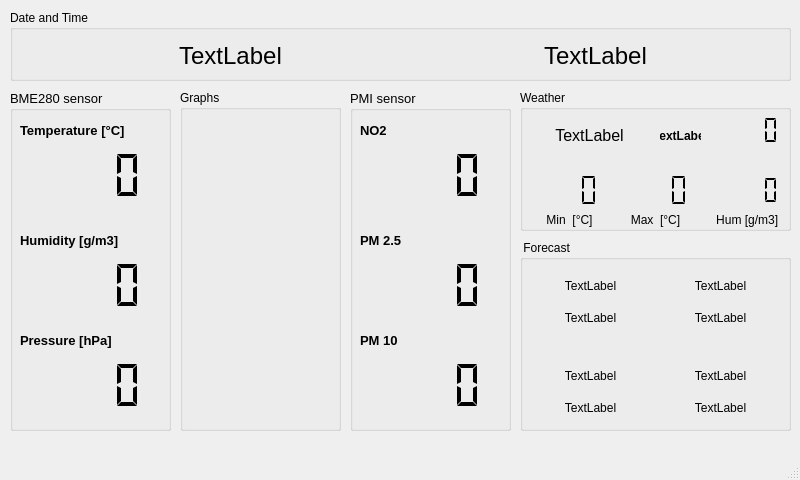
This is main.ui in gdubrg/Home-Station-with-raspberry as Qt 5 draws it before an edit. The edited form follows.
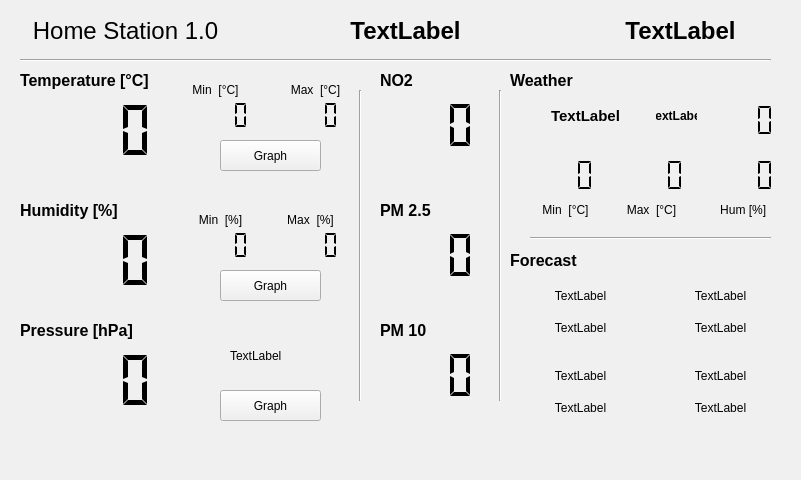
This is the edited form. Custom widgets are drawn as their Qt base class.

What changed in the file:
```diff
--- a/main.ui
+++ b/main.ui
@@ -6,40 +6,201 @@
    <rect>
     <x>0</x>
     <y>0</y>
-    <width>800</width>
+    <width>801</width>
     <height>480</height>
    </rect>
   </property>
   <property name="windowTitle">
    <string>MainWindow</string>
   </property>
+  <property name="styleSheet">
+   <string notr="true">background-color: rgb(240, 240, 240);</string>
+  </property>
   <widget class="QWidget" name="centralwidget">
-   <widget class="QGroupBox" name="groupBox">
+   <widget class="QLabel" name="label_10">
     <property name="geometry">
      <rect>
-      <x>10</x>
-      <y>90</y>
-      <width>161</width>
-      <height>341</height>
+      <x>280</x>
+      <y>80</y>
+      <width>71</width>
+      <height>20</height>
      </rect>
     </property>
     <property name="font">
      <font>
-      <pointsize>10</pointsize>
-      <weight>50</weight>
-      <bold>false</bold>
+      <pointsize>9</pointsize>
      </font>
     </property>
-    <property name="title">
-     <string>BME280 sensor</string>
+    <property name="text">
+     <string>Max  [°C]</string>
     </property>
-    <widget class="QLCDNumber" name="lcd_t">
+    <property name="alignment">
+     <set>Qt::AlignCenter</set>
+    </property>
+   </widget>
+   <widget class="QLCDNumber" name="lcd_max_temp">
      <property name="geometry">
       <rect>
-       <x>10</x>
-       <y>60</y>
+      <x>280</x>
+      <y>100</y>
+      <width>61</width>
+      <height>31</height>
+     </rect>
+    </property>
+    <property name="lineWidth">
+     <number>0</number>
+    </property>
+    <property name="smallDecimalPoint">
+     <bool>false</bool>
+    </property>
+    <property name="digitCount">
+     <number>4</number>
+    </property>
+    <property name="segmentStyle">
+     <enum>QLCDNumber::Flat</enum>
+    </property>
+   </widget>
+   <widget class="QLabel" name="label_13">
+    <property name="geometry">
+     <rect>
+      <x>270</x>
+      <y>210</y>
+      <width>81</width>
+      <height>20</height>
+     </rect>
+    </property>
+    <property name="font">
+     <font>
+      <pointsize>9</pointsize>
+     </font>
+    </property>
+    <property name="text">
+     <string>Max  [%]</string>
+    </property>
+    <property name="alignment">
+     <set>Qt::AlignCenter</set>
+    </property>
+   </widget>
+   <widget class="QLCDNumber" name="lcd_max_humi">
+    <property name="geometry">
+     <rect>
+      <x>280</x>
+      <y>230</y>
+      <width>61</width>
+      <height>31</height>
+     </rect>
+    </property>
+    <property name="lineWidth">
+     <number>0</number>
+    </property>
+    <property name="smallDecimalPoint">
+     <bool>false</bool>
+    </property>
+    <property name="digitCount">
+     <number>4</number>
+    </property>
+    <property name="segmentStyle">
+     <enum>QLCDNumber::Flat</enum>
+    </property>
+   </widget>
+   <widget class="QLCDNumber" name="lcd_h">
+    <property name="geometry">
+     <rect>
+      <x>20</x>
+      <y>230</y>
        <width>141</width>
-       <height>51</height>
+      <height>61</height>
+     </rect>
+    </property>
+    <property name="lineWidth">
+     <number>0</number>
+    </property>
+    <property name="smallDecimalPoint">
+     <bool>false</bool>
+    </property>
+    <property name="digitCount">
+     <number>4</number>
+    </property>
+    <property name="segmentStyle">
+     <enum>QLCDNumber::Flat</enum>
+    </property>
+   </widget>
+   <widget class="QLabel" name="arrow_press">
+    <property name="geometry">
+     <rect>
+      <x>230</x>
+      <y>340</y>
+      <width>81</width>
+      <height>31</height>
+     </rect>
+    </property>
+    <property name="text">
+     <string>TextLabel</string>
+    </property>
+   </widget>
+   <widget class="QPushButton" name="graph_press_button">
+    <property name="geometry">
+     <rect>
+      <x>220</x>
+      <y>390</y>
+      <width>101</width>
+      <height>31</height>
+     </rect>
+    </property>
+    <property name="text">
+     <string>Graph</string>
+    </property>
+   </widget>
+   <widget class="QLCDNumber" name="lcd_min_temp">
+    <property name="geometry">
+     <rect>
+      <x>190</x>
+      <y>100</y>
+      <width>61</width>
+      <height>31</height>
+     </rect>
+    </property>
+    <property name="lineWidth">
+     <number>0</number>
+    </property>
+    <property name="smallDecimalPoint">
+     <bool>false</bool>
+    </property>
+    <property name="digitCount">
+     <number>4</number>
+    </property>
+    <property name="segmentStyle">
+     <enum>QLCDNumber::Flat</enum>
+    </property>
+   </widget>
+   <widget class="QLabel" name="label_12">
+    <property name="geometry">
+     <rect>
+      <x>180</x>
+      <y>210</y>
+      <width>81</width>
+      <height>20</height>
+     </rect>
+    </property>
+    <property name="font">
+     <font>
+      <pointsize>9</pointsize>
+     </font>
+    </property>
+    <property name="text">
+     <string>Min  [%]</string>
+    </property>
+    <property name="alignment">
+     <set>Qt::AlignCenter</set>
+    </property>
+   </widget>
+   <widget class="QLCDNumber" name="lcd_min_humi">
+    <property name="geometry">
+     <rect>
+      <x>190</x>
+      <y>230</y>
+      <width>61</width>
+      <height>31</height>
       </rect>
      </property>
      <property name="lineWidth">
@@ -58,10 +219,10 @@
     <widget class="QLCDNumber" name="lcd_p">
      <property name="geometry">
       <rect>
-       <x>10</x>
-       <y>270</y>
+      <x>20</x>
+      <y>350</y>
        <width>141</width>
-       <height>51</height>
+      <height>61</height>
       </rect>
      </property>
      <property name="lineWidth">
@@ -77,77 +238,73 @@
       <enum>QLCDNumber::Flat</enum>
      </property>
     </widget>
-    <widget class="QLabel" name="label_2">
+   <widget class="QPushButton" name="graph_temp_button">
      <property name="geometry">
       <rect>
-       <x>10</x>
-       <y>30</y>
-       <width>151</width>
-       <height>21</height>
-      </rect>
-     </property>
-     <property name="font">
-      <font>
-       <weight>75</weight>
-       <bold>true</bold>
-      </font>
-     </property>
+      <x>220</x>
+      <y>140</y>
+      <width>101</width>
+      <height>31</height>
+     </rect>
+    </property>
      <property name="text">
-      <string>Temperature [°C]</string>
+     <string>Graph</string>
+    </property>
+   </widget>
+   <widget class="QLCDNumber" name="lcd_t">
+    <property name="geometry">
+     <rect>
+      <x>20</x>
+      <y>100</y>
+      <width>141</width>
+      <height>61</height>
+     </rect>
+    </property>
+    <property name="lineWidth">
+     <number>0</number>
+    </property>
+    <property name="smallDecimalPoint">
+     <bool>false</bool>
+    </property>
+    <property name="digitCount">
+     <number>4</number>
+    </property>
+    <property name="segmentStyle">
+     <enum>QLCDNumber::Flat</enum>
      </property>
     </widget>
     <widget class="QLabel" name="label">
      <property name="geometry">
       <rect>
-       <x>10</x>
-       <y>140</y>
-       <width>151</width>
+      <x>20</x>
+      <y>200</y>
+      <width>161</width>
        <height>21</height>
       </rect>
      </property>
      <property name="font">
       <font>
+      <pointsize>12</pointsize>
        <weight>75</weight>
        <bold>true</bold>
       </font>
      </property>
      <property name="text">
-      <string>Humidity [g/m3]</string>
-     </property>
-    </widget>
-    <widget class="QLCDNumber" name="lcd_h">
-     <property name="geometry">
-      <rect>
-       <x>10</x>
-       <y>170</y>
-       <width>141</width>
-       <height>51</height>
-      </rect>
-     </property>
-     <property name="lineWidth">
-      <number>0</number>
-     </property>
-     <property name="smallDecimalPoint">
-      <bool>false</bool>
-     </property>
-     <property name="digitCount">
-      <number>4</number>
-     </property>
-     <property name="segmentStyle">
-      <enum>QLCDNumber::Flat</enum>
+     <string>Humidity [%]</string>
      </property>
     </widget>
     <widget class="QLabel" name="label_3">
      <property name="geometry">
       <rect>
-       <x>10</x>
-       <y>240</y>
-       <width>131</width>
+      <x>20</x>
+      <y>320</y>
+      <width>141</width>
        <height>21</height>
       </rect>
      </property>
      <property name="font">
       <font>
+      <pointsize>12</pointsize>
        <weight>75</weight>
        <bold>true</bold>
       </font>
@@ -156,155 +313,85 @@
       <string>Pressure [hPa]</string>
      </property>
     </widget>
-   </widget>
-   <widget class="QGroupBox" name="groupBox_2">
+   <widget class="QLabel" name="label_2">
     <property name="geometry">
      <rect>
-      <x>10</x>
-      <y>10</y>
-      <width>781</width>
-      <height>71</height>
-     </rect>
-    </property>
-    <property name="title">
-     <string>Date and Time</string>
-    </property>
-    <widget class="QLabel" name="data">
-     <property name="geometry">
-      <rect>
-       <x>40</x>
-       <y>20</y>
-       <width>361</width>
-       <height>51</height>
-      </rect>
-     </property>
-     <property name="font">
-      <font>
-       <pointsize>18</pointsize>
-      </font>
-     </property>
-     <property name="text">
-      <string>TextLabel</string>
-     </property>
-     <property name="alignment">
-      <set>Qt::AlignCenter</set>
-     </property>
-    </widget>
-    <widget class="QLabel" name="ora">
-     <property name="geometry">
-      <rect>
-       <x>410</x>
-       <y>20</y>
-       <width>351</width>
-       <height>51</height>
-      </rect>
-     </property>
-     <property name="font">
-      <font>
-       <pointsize>18</pointsize>
-      </font>
-     </property>
-     <property name="text">
-      <string>TextLabel</string>
-     </property>
-     <property name="alignment">
-      <set>Qt::AlignCenter</set>
-     </property>
-    </widget>
-   </widget>
-   <widget class="QGroupBox" name="groupBox_3">
-    <property name="geometry">
-     <rect>
-      <x>180</x>
-      <y>90</y>
+      <x>20</x>
+      <y>70</y>
       <width>161</width>
-      <height>341</height>
+      <height>21</height>
      </rect>
     </property>
-    <property name="title">
-     <string>Graphs</string>
+    <property name="font">
+     <font>
+      <pointsize>12</pointsize>
+      <weight>75</weight>
+      <bold>true</bold>
+     </font>
     </property>
-    <widget class="PlotWidget" name="temp_chart" native="true">
-     <property name="geometry">
-      <rect>
-       <x>10</x>
-       <y>40</y>
-       <width>141</width>
-       <height>81</height>
-      </rect>
-     </property>
-    </widget>
-    <widget class="PlotWidget" name="humi_chart" native="true">
+    <property name="text">
+     <string>Temperature [°C]</string>
+    </property>
+   </widget>
+   <widget class="QLabel" name="label_11">
      <property name="geometry">
       <rect>
-       <x>10</x>
-       <y>140</y>
-       <width>141</width>
-       <height>81</height>
-      </rect>
-     </property>
-    </widget>
-    <widget class="PlotWidget" name="pres_chart" native="true">
+      <x>180</x>
+      <y>80</y>
+      <width>71</width>
+      <height>20</height>
+     </rect>
+    </property>
+    <property name="font">
+     <font>
+      <pointsize>9</pointsize>
+     </font>
+    </property>
+    <property name="text">
+     <string>Min  [°C]</string>
+    </property>
+    <property name="alignment">
+     <set>Qt::AlignCenter</set>
+    </property>
+   </widget>
+   <widget class="QPushButton" name="graph_humi_button">
      <property name="geometry">
       <rect>
-       <x>10</x>
-       <y>240</y>
-       <width>141</width>
-       <height>81</height>
-      </rect>
-     </property>
-    </widget>
-   </widget>
-   <widget class="QGroupBox" name="groupBox_4">
+      <x>220</x>
+      <y>270</y>
+      <width>101</width>
+      <height>31</height>
+     </rect>
+    </property>
+    <property name="text">
+     <string>Graph</string>
+    </property>
+   </widget>
+   <widget class="Line" name="line">
     <property name="geometry">
      <rect>
       <x>350</x>
       <y>90</y>
-      <width>161</width>
-      <height>341</height>
+      <width>20</width>
+      <height>311</height>
      </rect>
     </property>
-    <property name="font">
-     <font>
-      <pointsize>10</pointsize>
-      <weight>50</weight>
-      <bold>false</bold>
-     </font>
+    <property name="orientation">
+     <enum>Qt::Vertical</enum>
     </property>
-    <property name="title">
-     <string>PMI sensor</string>
-    </property>
+   </widget>
     <widget class="QLCDNumber" name="lcd_pm1">
      <property name="geometry">
       <rect>
-       <x>10</x>
-       <y>60</y>
-       <width>141</width>
+      <x>390</x>
+      <y>100</y>
+      <width>91</width>
        <height>51</height>
       </rect>
      </property>
-     <property name="lineWidth">
-      <number>0</number>
-     </property>
-     <property name="smallDecimalPoint">
-      <bool>false</bool>
-     </property>
-     <property name="digitCount">
-      <number>4</number>
-     </property>
-     <property name="segmentStyle">
-      <enum>QLCDNumber::Flat</enum>
-     </property>
-    </widget>
-    <widget class="QLCDNumber" name="lcd_pm10">
-     <property name="geometry">
-      <rect>
-       <x>10</x>
-       <y>270</y>
-       <width>141</width>
-       <height>51</height>
-      </rect>
-     </property>
+    <property name="styleSheet">
+     <string notr="true"/>
+    </property>
      <property name="lineWidth">
       <number>0</number>
      </property>
@@ -312,42 +399,24 @@
       <bool>false</bool>
      </property>
      <property name="digitCount">
-      <number>4</number>
+     <number>3</number>
      </property>
      <property name="segmentStyle">
       <enum>QLCDNumber::Flat</enum>
      </property>
     </widget>
-    <widget class="QLabel" name="label_4">
-     <property name="geometry">
-      <rect>
-       <x>10</x>
-       <y>30</y>
-       <width>101</width>
-       <height>21</height>
-      </rect>
-     </property>
-     <property name="font">
-      <font>
-       <weight>75</weight>
-       <bold>true</bold>
-      </font>
-     </property>
-     <property name="text">
-      <string>NO2</string>
-     </property>
-    </widget>
     <widget class="QLabel" name="label_5">
      <property name="geometry">
       <rect>
-       <x>10</x>
-       <y>140</y>
+      <x>380</x>
+      <y>200</y>
        <width>91</width>
        <height>21</height>
       </rect>
      </property>
      <property name="font">
       <font>
+      <pointsize>12</pointsize>
        <weight>75</weight>
        <bold>true</bold>
       </font>
@@ -359,9 +428,9 @@
     <widget class="QLCDNumber" name="lcd_pm25">
      <property name="geometry">
       <rect>
-       <x>10</x>
-       <y>170</y>
-       <width>141</width>
+      <x>390</x>
+      <y>230</y>
+      <width>91</width>
        <height>51</height>
       </rect>
      </property>
@@ -372,23 +441,66 @@
       <bool>false</bool>
      </property>
      <property name="digitCount">
-      <number>4</number>
+     <number>3</number>
      </property>
      <property name="segmentStyle">
       <enum>QLCDNumber::Flat</enum>
      </property>
     </widget>
+   <widget class="QLCDNumber" name="lcd_pm10">
+    <property name="geometry">
+     <rect>
+      <x>390</x>
+      <y>350</y>
+      <width>91</width>
+      <height>51</height>
+     </rect>
+    </property>
+    <property name="lineWidth">
+     <number>0</number>
+    </property>
+    <property name="smallDecimalPoint">
+     <bool>false</bool>
+    </property>
+    <property name="digitCount">
+     <number>3</number>
+    </property>
+    <property name="segmentStyle">
+     <enum>QLCDNumber::Flat</enum>
+    </property>
+   </widget>
+   <widget class="QLabel" name="label_4">
+    <property name="geometry">
+     <rect>
+      <x>380</x>
+      <y>70</y>
+      <width>101</width>
+      <height>21</height>
+     </rect>
+    </property>
+    <property name="font">
+     <font>
+      <pointsize>12</pointsize>
+      <weight>75</weight>
+      <bold>true</bold>
+     </font>
+    </property>
+    <property name="text">
+     <string>NO2</string>
+    </property>
+   </widget>
     <widget class="QLabel" name="label_6">
      <property name="geometry">
       <rect>
-       <x>10</x>
-       <y>240</y>
+      <x>380</x>
+      <y>320</y>
        <width>91</width>
        <height>21</height>
       </rect>
      </property>
      <property name="font">
       <font>
+      <pointsize>12</pointsize>
        <weight>75</weight>
        <bold>true</bold>
       </font>
@@ -397,35 +509,79 @@
       <string>PM 10</string>
      </property>
     </widget>
-   </widget>
-   <widget class="QGroupBox" name="groupBox_5">
+   <widget class="Line" name="line_2">
     <property name="geometry">
      <rect>
-      <x>520</x>
+      <x>490</x>
       <y>90</y>
-      <width>271</width>
-      <height>141</height>
+      <width>20</width>
+      <height>311</height>
      </rect>
     </property>
-    <property name="title">
-     <string>Weather</string>
+    <property name="orientation">
+     <enum>Qt::Vertical</enum>
     </property>
-    <widget class="QLabel" name="label_city">
+   </widget>
+   <widget class="QLCDNumber" name="lcd_w_max">
      <property name="geometry">
       <rect>
-       <x>14</x>
-       <y>25</y>
-       <width>111</width>
+      <x>616</x>
+      <y>150</y>
+      <width>71</width>
+      <height>51</height>
+     </rect>
+    </property>
+    <property name="lineWidth">
+     <number>0</number>
+    </property>
+    <property name="smallDecimalPoint">
+     <bool>false</bool>
+    </property>
+    <property name="digitCount">
+     <number>4</number>
+    </property>
+    <property name="segmentStyle">
+     <enum>QLCDNumber::Flat</enum>
+    </property>
+   </widget>
+   <widget class="QLCDNumber" name="lcd_w_tem">
+    <property name="geometry">
+     <rect>
+      <x>706</x>
+      <y>100</y>
+      <width>71</width>
        <height>41</height>
       </rect>
      </property>
+    <property name="lineWidth">
+     <number>0</number>
+    </property>
+    <property name="smallDecimalPoint">
+     <bool>false</bool>
+    </property>
+    <property name="digitCount">
+     <number>4</number>
+    </property>
+    <property name="segmentStyle">
+     <enum>QLCDNumber::Flat</enum>
+    </property>
+   </widget>
+   <widget class="QLabel" name="label_9">
+    <property name="geometry">
+     <rect>
+      <x>706</x>
+      <y>200</y>
+      <width>71</width>
+      <height>20</height>
+     </rect>
+    </property>
      <property name="font">
       <font>
-       <pointsize>12</pointsize>
+      <pointsize>9</pointsize>
       </font>
      </property>
      <property name="text">
-      <string>TextLabel</string>
+     <string> Hum [%]</string>
      </property>
      <property name="alignment">
       <set>Qt::AlignCenter</set>
@@ -434,10 +590,10 @@
     <widget class="QLCDNumber" name="lcd_w_min">
      <property name="geometry">
       <rect>
-       <x>10</x>
-       <y>80</y>
+      <x>526</x>
+      <y>150</y>
        <width>71</width>
-       <height>41</height>
+      <height>51</height>
       </rect>
      </property>
      <property name="lineWidth">
@@ -456,35 +612,13 @@
       <enum>QLCDNumber::Flat</enum>
      </property>
     </widget>
-    <widget class="QLCDNumber" name="lcd_w_max">
-     <property name="geometry">
-      <rect>
-       <x>100</x>
-       <y>80</y>
-       <width>71</width>
-       <height>41</height>
-      </rect>
-     </property>
-     <property name="lineWidth">
-      <number>0</number>
-     </property>
-     <property name="smallDecimalPoint">
-      <bool>false</bool>
-     </property>
-     <property name="digitCount">
-      <number>4</number>
-     </property>
-     <property name="segmentStyle">
-      <enum>QLCDNumber::Flat</enum>
-     </property>
-    </widget>
     <widget class="QLCDNumber" name="lcd_w_hum">
      <property name="geometry">
       <rect>
-       <x>200</x>
-       <y>80</y>
-       <width>61</width>
-       <height>41</height>
+      <x>706</x>
+      <y>150</y>
+      <width>71</width>
+      <height>51</height>
       </rect>
      </property>
      <property name="lineWidth">
@@ -500,31 +634,20 @@
       <enum>QLCDNumber::Flat</enum>
      </property>
     </widget>
-    <widget class="QLabel" name="label_7">
-     <property name="geometry">
-      <rect>
-       <x>14</x>
-       <y>120</y>
-       <width>71</width>
-       <height>20</height>
-      </rect>
-     </property>
-     <property name="text">
-      <string>Min  [°C]</string>
-     </property>
-     <property name="alignment">
-      <set>Qt::AlignCenter</set>
-     </property>
-    </widget>
     <widget class="QLabel" name="label_8">
      <property name="geometry">
       <rect>
-       <x>100</x>
-       <y>120</y>
+      <x>616</x>
+      <y>200</y>
        <width>71</width>
        <height>20</height>
       </rect>
      </property>
+    <property name="font">
+     <font>
+      <pointsize>9</pointsize>
+     </font>
+    </property>
      <property name="text">
       <string>Max  [°C]</string>
      </property>
@@ -532,49 +655,34 @@
       <set>Qt::AlignCenter</set>
      </property>
     </widget>
-    <widget class="QLabel" name="label_9">
+   <widget class="QLabel" name="label_city">
      <property name="geometry">
       <rect>
-       <x>190</x>
-       <y>120</y>
-       <width>71</width>
-       <height>20</height>
-      </rect>
-     </property>
-     <property name="text">
-      <string> Hum [g/m3]</string>
-     </property>
-     <property name="alignment">
-      <set>Qt::AlignCenter</set>
-     </property>
-    </widget>
-    <widget class="QLCDNumber" name="lcd_w_tem">
-     <property name="geometry">
-      <rect>
-       <x>200</x>
-       <y>20</y>
-       <width>61</width>
+      <x>530</x>
+      <y>95</y>
+      <width>111</width>
        <height>41</height>
       </rect>
      </property>
-     <property name="lineWidth">
-      <number>0</number>
-     </property>
-     <property name="smallDecimalPoint">
-      <bool>false</bool>
-     </property>
-     <property name="digitCount">
-      <number>4</number>
-     </property>
-     <property name="segmentStyle">
-      <enum>QLCDNumber::Flat</enum>
+    <property name="font">
+     <font>
+      <pointsize>11</pointsize>
+      <weight>75</weight>
+      <bold>true</bold>
+     </font>
+    </property>
+    <property name="text">
+     <string>TextLabel</string>
+    </property>
+    <property name="alignment">
+     <set>Qt::AlignCenter</set>
      </property>
     </widget>
     <widget class="QLabel" name="label_cur_weather">
      <property name="geometry">
       <rect>
-       <x>140</x>
-       <y>30</y>
+      <x>656</x>
+      <y>100</y>
        <width>41</width>
        <height>31</height>
       </rect>
@@ -592,24 +700,64 @@
       <set>Qt::AlignCenter</set>
      </property>
     </widget>
+   <widget class="QLabel" name="label_7">
+    <property name="geometry">
+     <rect>
+      <x>530</x>
+      <y>200</y>
+      <width>71</width>
+      <height>20</height>
+     </rect>
+    </property>
+    <property name="font">
+     <font>
+      <pointsize>9</pointsize>
+     </font>
+    </property>
+    <property name="text">
+     <string>Min  [°C]</string>
+    </property>
+    <property name="alignment">
+     <set>Qt::AlignCenter</set>
+    </property>
    </widget>
-   <widget class="QGroupBox" name="groupBox_6">
+   <widget class="QLabel" name="label_day_forecast_4">
     <property name="geometry">
      <rect>
-      <x>520</x>
-      <y>240</y>
-      <width>271</width>
-      <height>191</height>
+      <x>670</x>
+      <y>400</y>
+      <width>101</width>
+      <height>16</height>
      </rect>
     </property>
-    <property name="title">
-     <string> Forecast</string>
+    <property name="text">
+     <string>TextLabel</string>
     </property>
+    <property name="alignment">
+     <set>Qt::AlignCenter</set>
+    </property>
+   </widget>
+   <widget class="QLabel" name="forecast_3">
+    <property name="geometry">
+     <rect>
+      <x>530</x>
+      <y>360</y>
+      <width>101</width>
+      <height>31</height>
+     </rect>
+    </property>
+    <property name="text">
+     <string>TextLabel</string>
+    </property>
+    <property name="alignment">
+     <set>Qt::AlignCenter</set>
+    </property>
+   </widget>
     <widget class="QLabel" name="forecast_1">
      <property name="geometry">
       <rect>
-       <x>20</x>
-       <y>30</y>
+      <x>530</x>
+      <y>280</y>
        <width>101</width>
        <height>31</height>
       </rect>
@@ -624,8 +772,8 @@
     <widget class="QLabel" name="forecast_2">
      <property name="geometry">
       <rect>
-       <x>150</x>
-       <y>30</y>
+      <x>670</x>
+      <y>280</y>
        <width>101</width>
        <height>31</height>
       </rect>
@@ -637,13 +785,13 @@
       <set>Qt::AlignCenter</set>
      </property>
     </widget>
-    <widget class="QLabel" name="forecast_3">
+   <widget class="QLabel" name="label_day_forecast_2">
      <property name="geometry">
       <rect>
-       <x>20</x>
-       <y>120</y>
+      <x>670</x>
+      <y>320</y>
        <width>101</width>
-       <height>31</height>
+      <height>16</height>
       </rect>
      </property>
      <property name="text">
@@ -656,8 +804,8 @@
     <widget class="QLabel" name="forecast_4">
      <property name="geometry">
       <rect>
-       <x>150</x>
-       <y>120</y>
+      <x>670</x>
+      <y>360</y>
        <width>101</width>
        <height>31</height>
       </rect>
@@ -672,24 +820,8 @@
     <widget class="QLabel" name="label_day_forecast_1">
      <property name="geometry">
       <rect>
-       <x>20</x>
-       <y>70</y>
-       <width>101</width>
-       <height>16</height>
-      </rect>
-     </property>
-     <property name="text">
-      <string>TextLabel</string>
-     </property>
-     <property name="alignment">
-      <set>Qt::AlignCenter</set>
-     </property>
-    </widget>
-    <widget class="QLabel" name="label_day_forecast_2">
-     <property name="geometry">
-      <rect>
-       <x>150</x>
-       <y>70</y>
+      <x>530</x>
+      <y>320</y>
        <width>101</width>
        <height>16</height>
       </rect>
@@ -704,8 +836,8 @@
     <widget class="QLabel" name="label_day_forecast_3">
      <property name="geometry">
       <rect>
-       <x>20</x>
-       <y>160</y>
+      <x>530</x>
+      <y>400</y>
        <width>101</width>
        <height>16</height>
       </rect>
@@ -717,15 +849,35 @@
       <set>Qt::AlignCenter</set>
      </property>
     </widget>
-    <widget class="QLabel" name="label_day_forecast_4">
+   <widget class="Line" name="line_3">
      <property name="geometry">
       <rect>
-       <x>150</x>
-       <y>160</y>
-       <width>101</width>
+      <x>530</x>
+      <y>230</y>
+      <width>241</width>
        <height>16</height>
       </rect>
      </property>
+    <property name="orientation">
+     <enum>Qt::Horizontal</enum>
+    </property>
+   </widget>
+   <widget class="QLabel" name="ora">
+    <property name="geometry">
+     <rect>
+      <x>580</x>
+      <y>10</y>
+      <width>201</width>
+      <height>41</height>
+     </rect>
+    </property>
+    <property name="font">
+     <font>
+      <pointsize>18</pointsize>
+      <weight>75</weight>
+      <bold>true</bold>
+     </font>
+    </property>
      <property name="text">
       <string>TextLabel</string>
      </property>
@@ -733,35 +885,157 @@
       <set>Qt::AlignCenter</set>
      </property>
     </widget>
+   <widget class="QLabel" name="data">
+    <property name="geometry">
+     <rect>
+      <x>240</x>
+      <y>10</y>
+      <width>331</width>
+      <height>41</height>
+     </rect>
+    </property>
+    <property name="font">
+     <font>
+      <pointsize>18</pointsize>
+      <weight>75</weight>
+      <bold>true</bold>
+     </font>
+    </property>
+    <property name="text">
+     <string>TextLabel</string>
+    </property>
+    <property name="alignment">
+     <set>Qt::AlignCenter</set>
+    </property>
    </widget>
-   <zorder>groupBox</zorder>
-   <zorder>groupBox_2</zorder>
-   <zorder>data</zorder>
-   <zorder>groupBox_3</zorder>
-   <zorder>groupBox_4</zorder>
-   <zorder>groupBox_5</zorder>
-   <zorder>groupBox_6</zorder>
+   <widget class="Line" name="line_4">
+    <property name="geometry">
+     <rect>
+      <x>20</x>
+      <y>50</y>
+      <width>751</width>
+      <height>20</height>
+     </rect>
+    </property>
+    <property name="orientation">
+     <enum>Qt::Horizontal</enum>
+    </property>
+   </widget>
+   <widget class="QLabel" name="label_color_1">
+    <property name="geometry">
+     <rect>
+      <x>380</x>
+      <y>111</y>
+      <width>16</width>
+      <height>31</height>
+     </rect>
+    </property>
+    <property name="text">
+     <string/>
+    </property>
+   </widget>
+   <widget class="QLabel" name="label_color_2">
+    <property name="geometry">
+     <rect>
+      <x>380</x>
+      <y>240</y>
+      <width>16</width>
+      <height>31</height>
+     </rect>
+    </property>
+    <property name="text">
+     <string/>
+    </property>
+   </widget>
+   <widget class="QLabel" name="label_color_3">
+    <property name="geometry">
+     <rect>
+      <x>380</x>
+      <y>360</y>
+      <width>16</width>
+      <height>31</height>
+     </rect>
+    </property>
+    <property name="text">
+     <string/>
+    </property>
+   </widget>
+   <widget class="QLabel" name="label_14">
+    <property name="geometry">
+     <rect>
+      <x>510</x>
+      <y>250</y>
+      <width>81</width>
+      <height>21</height>
+     </rect>
+    </property>
+    <property name="font">
+     <font>
+      <pointsize>12</pointsize>
+      <weight>75</weight>
+      <bold>true</bold>
+     </font>
+    </property>
+    <property name="text">
+     <string>Forecast</string>
+    </property>
+   </widget>
+   <widget class="QLabel" name="label_15">
+    <property name="geometry">
+     <rect>
+      <x>510</x>
+      <y>70</y>
+      <width>81</width>
+      <height>21</height>
+     </rect>
+    </property>
+    <property name="font">
+     <font>
+      <pointsize>12</pointsize>
+      <weight>75</weight>
+      <bold>true</bold>
+     </font>
+    </property>
+    <property name="text">
+     <string>Weather</string>
+    </property>
+   </widget>
+   <widget class="QLabel" name="data_2">
+    <property name="geometry">
+     <rect>
+      <x>20</x>
+      <y>10</y>
+      <width>211</width>
+      <height>41</height>
+     </rect>
+    </property>
+    <property name="font">
+     <font>
+      <pointsize>18</pointsize>
+      <weight>50</weight>
+      <bold>false</bold>
+     </font>
+    </property>
+    <property name="text">
+     <string>Home Station 1.0</string>
+    </property>
+    <property name="alignment">
+     <set>Qt::AlignCenter</set>
+    </property>
+   </widget>
   </widget>
   <widget class="QMenuBar" name="menubar">
    <property name="geometry">
     <rect>
      <x>0</x>
      <y>0</y>
-     <width>800</width>
-     <height>21</height>
+     <width>801</width>
+     <height>26</height>
     </rect>
    </property>
   </widget>
   <widget class="QStatusBar" name="statusbar"/>
  </widget>
- <customwidgets>
-  <customwidget>
-   <class>PlotWidget</class>
-   <extends>QWidget</extends>
-   <header>pyqtgraph</header>
-   <container>1</container>
-  </customwidget>
- </customwidgets>
  <resources/>
  <connections/>
 </ui>
```
Lines whose indentation alone changed are shown as unchanged.
